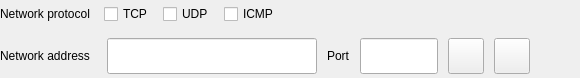
The window that src/common/security-widgets/network-access-item.ui (openeuler-mirror/ks-scmc-gui) describes before a commit, drawn with Qt 5.
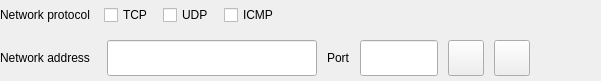
The same window after the commit.

Commit message: fix（common）：modify code changes - 完善节点网络访问控制功能

What changed in the file:
```diff
--- a/src/common/security-widgets/network-access-item.ui
+++ b/src/common/security-widgets/network-access-item.ui
@@ -6,8 +6,8 @@
    <rect>
     <x>0</x>
     <y>0</y>
-    <width>580</width>
-    <height>78</height>
+    <width>601</width>
+    <height>81</height>
    </rect>
   </property>
   <property name="sizePolicy">
```
